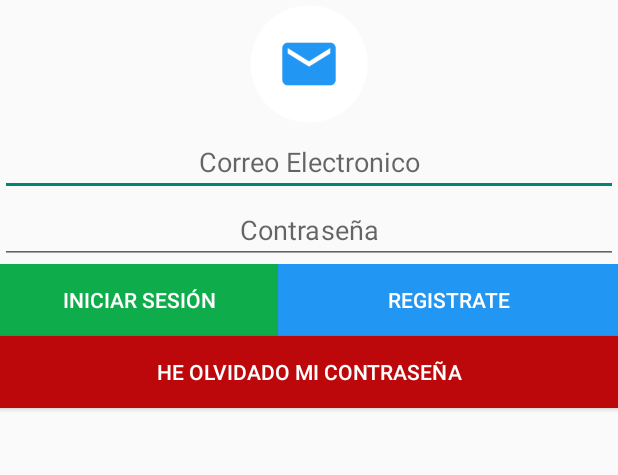
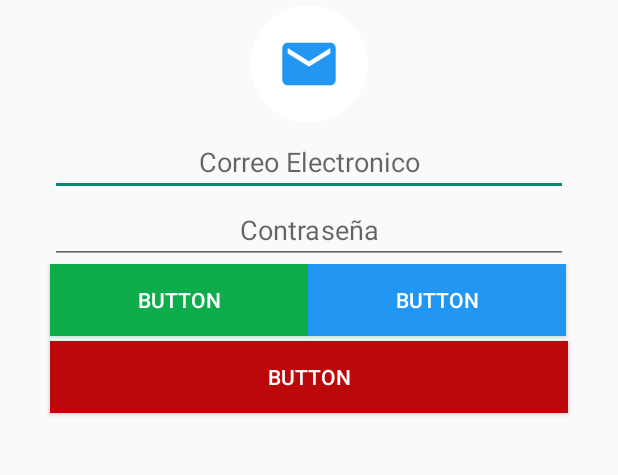
Before and after one commit to Oscar1995/ClickComida_AplicacionMovil, an Android app: the screen it shows after launch (Login), on a phone screen of 412 x 824 dp, the part 41-516 px from its top. Run offline under Robolectric (Android 15) with nearby library versions, the phone set to English and light mode, and no system bars.

Commit message:
con orientacion

```diff
--- a/app/src/main/java/com/chile/oscar/clickcomida_aplicacionmovil/Login.java
+++ b/app/src/main/java/com/chile/oscar/clickcomida_aplicacionmovil/Login.java
@@ -46,8 +46,9 @@ public class Login extends AppCompatActivity implements View.OnClickListener
         switch (v.getId())
         {
             case R.id.btnIniciarSesion:
-                boolean correoCorrecto = false;
-                String correoElectronico = txtCorreo.getText().toString().trim();
+                Intent i = new Intent(this, InicioUsuario.class);
+                startActivity(i);
+                /*String correoElectronico = txtCorreo.getText().toString().trim();
                 String claveUsuario = txtClave.getText().toString().trim();
 
                 int nCaracterCorreo = correoElectronico.length();
@@ -56,10 +57,6 @@ public class Login extends AppCompatActivity implements View.OnClickListener
                 if (nCaracterCorreo > 0 && nCaracterClave > 0)
                 {
                     if (correoElectronico.matches("[a-zA-Z0-9._-]+@[a-z]+\\.+[a-z]+"))
-                    {
-                        correoCorrecto = true;
-                    }
-                    if (correoCorrecto == true)
                     {
                         String ip = getResources().getString(R.string.direccion_ip);
                         new ConsultarDatos().execute("http://"+ip+"/clickcomida/consultar_usuario_login.php?correo="+correoElectronico+ "&&clave="+claveUsuario);
@@ -88,7 +85,7 @@ public class Login extends AppCompatActivity implements View.OnClickListener
                     {
                         txtCorreo.setError("Rellena este campo.");
                     }
-                }
+                }*/
 
 
                 break;
--- a/app/src/main/java/com/chile/oscar/clickcomida_aplicacionmovil/RegistrarUsuario.java
+++ b/app/src/main/java/com/chile/oscar/clickcomida_aplicacionmovil/RegistrarUsuario.java
@@ -47,7 +47,7 @@ public class RegistrarUsuario extends AppCompatActivity implements View.OnClickL
                 break;
 
             case R.id.btnRegistrarUsuario:
-                String cUno = txtClave.getText().toString().trim();
+                /*String cUno = txtClave.getText().toString().trim();
                 String cDos = txtClaveR.getText().toString().trim();
 
                 boolean datosCorrectos = false;
@@ -154,7 +154,7 @@ public class RegistrarUsuario extends AppCompatActivity implements View.OnClickL
 
                     String ip = getResources().getString(R.string.direccion_ip);
                     new EjecutarSentencia().execute("http://"+ip+"/clickcomida/cargar_usuario.php?nombre="+uNombre+"&&apellido="+uApellido+"&&correo="+uCorreo+"&&clave="+uClave);
-                }
+                }*/
                 break;
 
         }
--- a/app/src/main/res/layout/activity_login.xml
+++ b/app/src/main/res/layout/activity_login.xml
@@ -5,6 +5,7 @@
     android:layout_width="match_parent"
     android:layout_height="match_parent"
     android:orientation="vertical"
+    android:screenOrientation="landscape"
     tools:context="com.chile.oscar.clickcomida_aplicacionmovil.Login"
     android:weightSum="1">
 
@@ -27,19 +28,21 @@
 
     <EditText
         android:id="@+id/etCorreoLogin"
-        android:layout_width="match_parent"
+        android:layout_width="345dp"
         android:layout_height="wrap_content"
         android:ems="10"
         android:gravity="center"
+        android:layout_gravity="center"
         android:hint="@string/texto_correo"
         android:inputType="textPersonName" />
 
     <EditText
         android:id="@+id/etClaveLogin"
-        android:layout_width="match_parent"
+        android:layout_width="345dp"
         android:layout_height="wrap_content"
         android:ems="10"
         android:gravity="center"
+        android:layout_gravity="center"
         android:hint="@string/texto_clave"
         android:inputType="textPassword" />
 
@@ -48,30 +51,42 @@
         android:layout_height="wrap_content"
         android:orientation="horizontal">
 
+    </LinearLayout>
+
+    <RelativeLayout
+        android:layout_width="match_parent"
+        android:layout_height="265dp">
+
         <Button
             android:id="@+id/btnIniciarSesion"
-            android:layout_width="185dp"
             android:layout_height="wrap_content"
+            android:layout_width="172dp"
+            android:text="Button"
+            android:layout_alignParentTop="true"
+            android:layout_alignStart="@+id/btnClaveOlvidada"
             android:background="@color/colorVerde"
-            android:elevation="0dp"
-            android:text="@string/iniciar_sesion"
-            android:textColor="@color/textoBlanco" />
+            android:textColor="@color/textoBlanco"/>
 
         <Button
             android:id="@+id/btnRegistrate"
-            android:layout_width="match_parent"
+            android:layout_width="172dp"
             android:layout_height="wrap_content"
+            android:layout_alignParentTop="true"
+            android:layout_toEndOf="@+id/btnIniciarSesion"
+            android:text="Button"
             android:background="@color/colorCeleste"
-            android:text="@string/registrar_usuario"
-            android:textColor="@color/textoBlanco" />
-    </LinearLayout>
+            android:textColor="@color/textoBlanco"/>
 
-    <Button
-        android:id="@+id/btnClaveOlvidada"
-        android:layout_width="match_parent"
-        android:layout_height="wrap_content"
-        android:background="@color/colorRojo"
-        android:text="@string/clave_boton"
-        android:textColor="@color/textoBlanco" />
+        <Button
+            android:id="@+id/btnClaveOlvidada"
+            android:layout_width="345dp"
+            android:layout_height="wrap_content"
+            android:text="Button"
+            android:layout_marginTop="3dp"
+            android:layout_below="@+id/btnIniciarSesion"
+            android:layout_centerHorizontal="true"
+            android:background="@color/colorRojo"
+            android:textColor="@color/textoBlanco"/>
+    </RelativeLayout>
 
 </LinearLayout>
```
